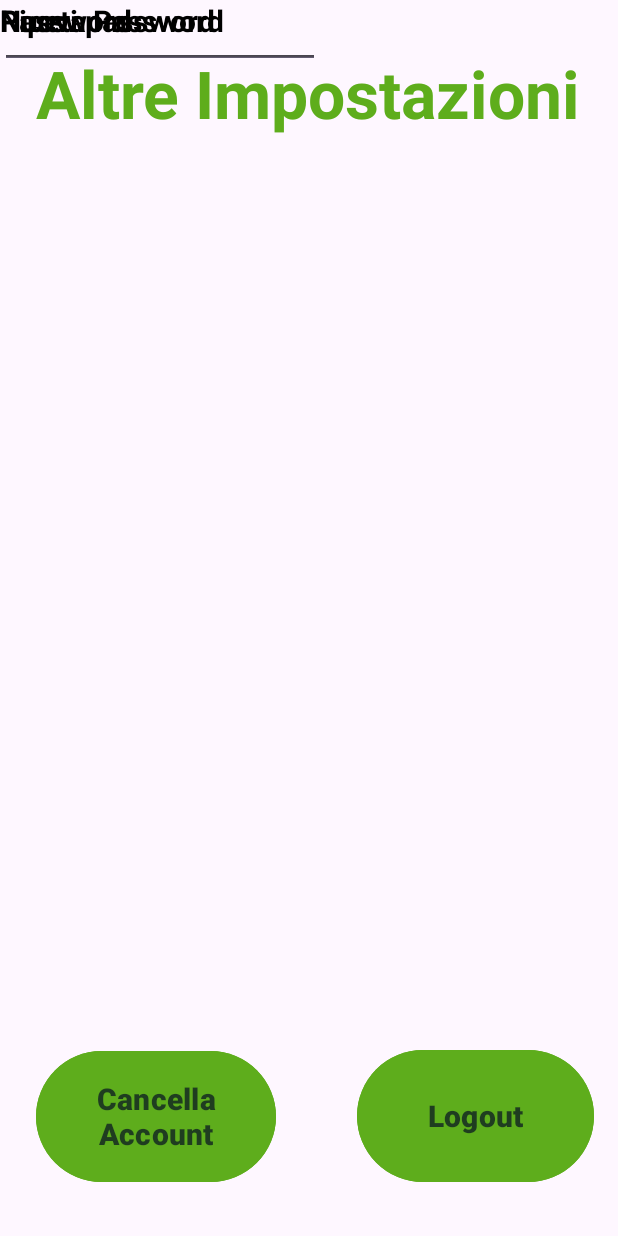
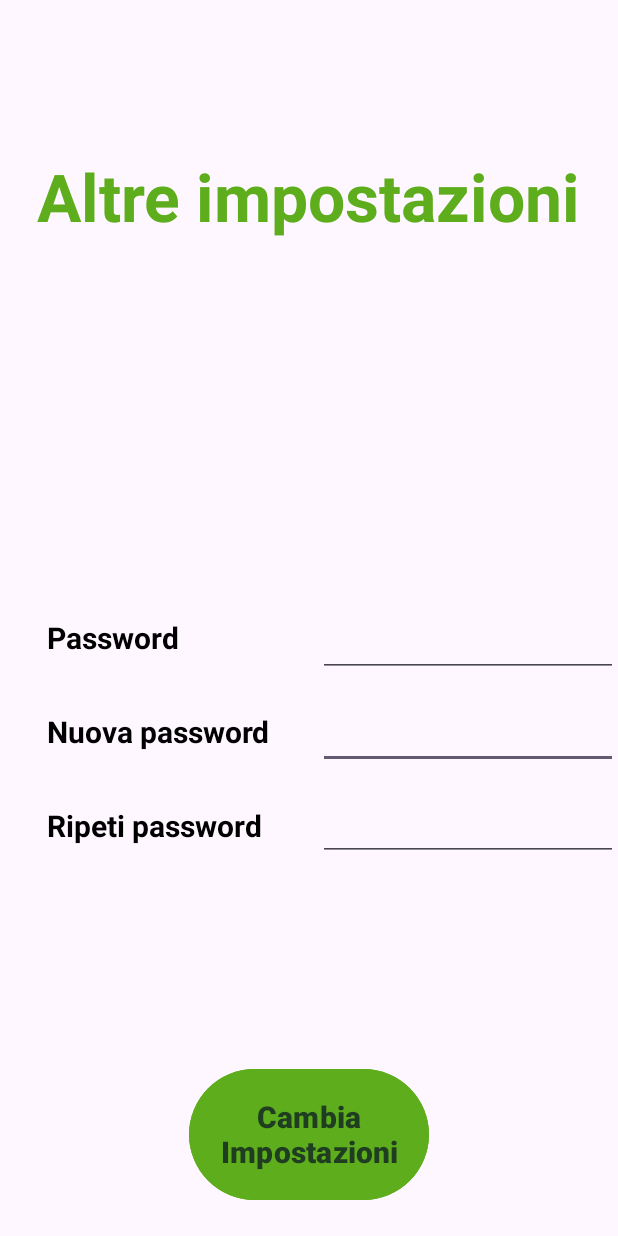
Before and after one commit to LeonardoBoldrin/2030Books, an Android app: the layout fragment_user_settings.xml on its own in the app's theme, with its tools: preview values and no code run, on a phone screen of 412 x 824 dp. Run offline under Robolectric (Android 15) with nearby library versions, the phone set to English and light mode, and no system bars.

Commit message:
leggere descrizione
cose fatte:
collegato schermate userProfile
iniziato definizione utente

cose da fare:
capire funzione di posizione
inserire richiesta permessi di posizione

```diff
--- a/app/src/main/java/com/example/a2030books/BooksGivenFragment.java
+++ b/app/src/main/java/com/example/a2030books/Fragment/BooksGivenFragment.java
@@ -1,4 +1,4 @@
-package com.example.a2030books;
+package com.example.a2030books.Fragment;
 
 import android.os.Bundle;
 import android.view.LayoutInflater;
@@ -11,6 +11,8 @@ import androidx.annotation.NonNull;
 import androidx.fragment.app.Fragment;
 import androidx.recyclerview.widget.LinearLayoutManager;
 
+import com.example.a2030books.DashboardActivity;
+import com.example.a2030books.Fragment.MyBooksFragment;
 import com.example.a2030books.databinding.FragmentBooksGivenBinding;
 import com.google.firebase.auth.FirebaseAuth;
 import com.google.firebase.database.DataSnapshot;
--- a/app/src/main/java/com/example/a2030books/BooksTakenFragment.java
+++ b/app/src/main/java/com/example/a2030books/Fragment/BooksTakenFragment.java
@@ -1,4 +1,4 @@
-package com.example.a2030books;
+package com.example.a2030books.Fragment;
 
 import android.content.Intent;
 import android.os.Bundle;
@@ -9,6 +9,7 @@ import android.view.ViewGroup;
 import androidx.annotation.NonNull;
 import androidx.fragment.app.Fragment;
 
+import com.example.a2030books.DashboardActivity;
 import com.example.a2030books.databinding.FragmentBooksTakenBinding;
 import com.example.a2030books.databinding.FragmentDashboardButtonsBinding;
 
--- a/app/src/main/java/com/example/a2030books/DashboardButtonsFragment.java
+++ b/app/src/main/java/com/example/a2030books/Fragment/DashboardButtonsFragment.java
@@ -1,4 +1,4 @@
-package com.example.a2030books;
+package com.example.a2030books.Fragment;
 
 import static androidx.core.app.ActivityCompat.finishAffinity;
 
@@ -15,6 +15,9 @@ import android.view.View;
 import android.view.ViewGroup;
 import android.widget.Toast;
 
+import com.example.a2030books.AddBookActivity;
+import com.example.a2030books.DashboardActivity;
+import com.example.a2030books.SearchBookActivity;
 import com.example.a2030books.databinding.FragmentDashboardButtonsBinding;
 
 public class DashboardButtonsFragment extends Fragment {
--- a/app/src/main/java/com/example/a2030books/MyBooksFragment.java
+++ b/app/src/main/java/com/example/a2030books/Fragment/MyBooksFragment.java
@@ -1,4 +1,4 @@
-package com.example.a2030books;
+package com.example.a2030books.Fragment;
 
 import android.os.Bundle;
 import android.view.LayoutInflater;
@@ -11,6 +11,9 @@ import androidx.fragment.app.Fragment;
 import androidx.recyclerview.widget.LinearLayoutManager;
 import androidx.activity.OnBackPressedCallback;
 
+import com.example.a2030books.Adapter.BooksAdapter;
+import com.example.a2030books.DashboardActivity;
+import com.example.a2030books.TabelleDB.Book;
 import com.example.a2030books.databinding.FragmentMyBooksBinding;
 import com.google.firebase.auth.FirebaseAuth;
 import com.google.firebase.database.DataSnapshot;
--- a/app/src/main/java/com/example/a2030books/SearchBookActivity.java
+++ b/app/src/main/java/com/example/a2030books/SearchBookActivity.java
@@ -10,6 +10,8 @@ import android.widget.TableRow;
 import android.widget.TextView;
 
 import androidx.appcompat.app.AppCompatActivity;
+
+import com.example.a2030books.TabelleDB.Book;
 import com.example.a2030books.databinding.ActivitySearchBookBinding;
 
 import com.google.firebase.auth.FirebaseAuth;
--- a/app/src/main/java/com/example/a2030books/Book.java
+++ b/app/src/main/java/com/example/a2030books/TabelleDB/Book.java
@@ -1,4 +1,4 @@
-package com.example.a2030books;
+package com.example.a2030books.TabelleDB;
 
 public class Book {
     private String Title;
--- a/app/src/main/res/layout/fragment_user_settings.xml
+++ b/app/src/main/res/layout/fragment_user_settings.xml
@@ -1,6 +1,5 @@
 <?xml version="1.0" encoding="utf-8"?>
-<androidx.constraintlayout.widget.ConstraintLayout
-    xmlns:android="http://schemas.android.com/apk/res/android"
+<androidx.constraintlayout.widget.ConstraintLayout xmlns:android="http://schemas.android.com/apk/res/android"
     xmlns:app="http://schemas.android.com/apk/res-auto"
     xmlns:tools="http://schemas.android.com/tools"
     android:id="@+id/main"
@@ -11,108 +10,97 @@
         android:id="@+id/reg_title2"
         android:layout_width="wrap_content"
         android:layout_height="wrap_content"
-        android:text="Altre Impostazioni"
+        android:text="Altre impostazioni"
         android:textColor="@color/green"
         android:textSize="44sp"
         android:textStyle="bold"
+        android:layout_marginBottom="150dp"
+        app:layout_constraintBottom_toTopOf="@+id/tvPassword_US"
+        app:layout_constraintEnd_toEndOf="parent"
+        app:layout_constraintStart_toStartOf="parent"
+        app:layout_constraintTop_toTopOf="parent" />
+
+    <TextView
+        android:id="@+id/tvPassword_US"
+        android:layout_width="150dp"
+        android:layout_height="wrap_content"
+        android:text="Password"
+        android:textColor="@android:color/black"
+        android:textSize="20sp"
+        android:textStyle="bold"
+        android:layout_marginBottom="35dp"
+        app:layout_constraintBottom_toTopOf="@+id/tvNewPassword_US"
+        app:layout_constraintEnd_toStartOf="@+id/etActualPassword_US"
+        app:layout_constraintStart_toStartOf="parent" />
+
+    <EditText
+        android:id="@+id/etNewPassword_US"
+        android:layout_width="200dp"
+        android:layout_height="wrap_content"
+        android:layout_marginBottom="16dp"
+        android:ems="10"
+        android:inputType="text"
+        app:layout_constraintBottom_toTopOf="@+id/tvPlace"
+        app:layout_constraintEnd_toEndOf="parent" />
+
+    <TextView
+        android:id="@+id/tvNewPassword_US"
+        android:layout_width="150dp"
+        android:layout_height="wrap_content"
+        android:layout_marginBottom="35dp"
+        android:text="Nuova password"
+        android:textColor="@android:color/black"
+        android:textSize="20sp"
+        android:textStyle="bold"
+        app:layout_constraintBottom_toTopOf="@+id/tvStringPlace"
+        app:layout_constraintEnd_toStartOf="@+id/etNewPassword_US"
+        app:layout_constraintStart_toStartOf="parent" />
+
+    <EditText
+        android:id="@+id/etActualPassword_US"
+        android:layout_width="200dp"
+        android:layout_height="wrap_content"
+        android:inputType="text"
+        android:layout_marginBottom="16dp"
+        app:layout_constraintBottom_toTopOf="@+id/etNewPassword_US"
+        app:layout_constraintEnd_toEndOf="parent" />
+
+    <EditText
+        android:id="@+id/tvPlace"
+        android:layout_width="200dp"
+        android:layout_height="wrap_content"
+        android:layout_marginBottom="250dp"
+        android:inputType="text"
         app:layout_constraintBottom_toBottomOf="parent"
-        app:layout_constraintEnd_toEndOf="parent"
-        app:layout_constraintHorizontal_bias="0.496"
-        app:layout_constraintStart_toStartOf="parent"
-        app:layout_constraintTop_toTopOf="parent"
-        app:layout_constraintVertical_bias="0.043" />
+        app:layout_constraintEnd_toEndOf="parent" />
+
+    <TextView
+        android:id="@+id/tvStringPlace"
+        android:layout_width="150dp"
+        android:layout_height="wrap_content"
+        android:layout_marginBottom="260dp"
+        android:text="Ripeti password"
+        android:textColor="@android:color/black"
+        android:textSize="20sp"
+        android:textStyle="bold"
+        app:layout_constraintBottom_toBottomOf="parent"
+        app:layout_constraintEnd_toStartOf="@+id/tvPlace"
+        app:layout_constraintStart_toStartOf="parent" />
 
     <Button
-        android:id="@+id/LogOut_btn"
-        android:layout_width="158dp"
-        android:layout_height="96dp"
-        android:layout_marginBottom="32dp"
+        android:id="@+id/newAcc_btn"
+        android:layout_width="160dp"
+        android:layout_height="95dp"
+        android:layout_marginBottom="20dp"
         android:backgroundTint="@color/green"
         android:padding="18dp"
-        android:text="Logout"
+        android:text="Cambia Impostazioni"
         android:textColor="@color/darkGreen"
         android:textSize="20sp"
         android:textStyle="bold"
         app:layout_constraintBottom_toBottomOf="parent"
         app:layout_constraintEnd_toEndOf="parent"
-        app:layout_constraintHorizontal_bias="0.936"
         app:layout_constraintStart_toStartOf="parent" />
-
-    <Button
-        android:id="@+id/deleteAcc_btn"
-        android:layout_width="160dp"
-        android:layout_height="95dp"
-        android:layout_marginBottom="32dp"
-        android:backgroundTint="@color/green"
-        android:padding="18dp"
-        android:text="Cancella Account"
-        android:textColor="@color/darkGreen"
-        android:textSize="20sp"
-        android:textStyle="bold"
-        app:layout_constraintBottom_toBottomOf="parent"
-        app:layout_constraintEnd_toEndOf="parent"
-        app:layout_constraintHorizontal_bias="0.095"
-        app:layout_constraintStart_toStartOf="parent" />
-
-    <EditText
-        android:id="@+id/NewPassword"
-        android:layout_width="wrap_content"
-        android:layout_height="wrap_content"
-        android:ems="10"
-        android:inputType="text"
-        tools:layout_editor_absoluteX="185dp"
-        tools:layout_editor_absoluteY="317dp" />
-
-    <TextView
-        android:id="@+id/NPW"
-        android:layout_width="150dp"
-        android:layout_height="48dp"
-        android:text="Nuova Password"
-        android:textColor="@android:color/black"
-        android:textSize="20sp"
-        android:textStyle="bold"
-        tools:layout_editor_absoluteX="24dp"
-        tools:layout_editor_absoluteY="314dp" />
-
-    <TextView
-        android:id="@+id/Repeat"
-        android:layout_width="150dp"
-        android:layout_height="wrap_content"
-        android:text="Ripeti password"
-        android:textColor="@android:color/black"
-        android:textSize="20sp"
-        android:textStyle="bold"
-        tools:layout_editor_absoluteX="24dp"
-        tools:layout_editor_absoluteY="397dp" />
-
-    <EditText
-        android:id="@+id/editTextText"
-        android:layout_width="wrap_content"
-        android:layout_height="wrap_content"
-        android:ems="10"
-        android:inputType="text"
-        tools:layout_editor_absoluteX="185dp"
-        tools:layout_editor_absoluteY="389dp" />
-
-    <EditText
-        android:id="@+id/Password"
-        android:layout_width="wrap_content"
-        android:layout_height="wrap_content"
-        android:ems="10"
-        android:inputType="text"
-        tools:layout_editor_absoluteX="185dp"
-        tools:layout_editor_absoluteY="243dp" />
-
-    <TextView
-        android:id="@+id/PW"
-        android:layout_width="97dp"
-        android:layout_height="25dp"
-        android:text="Password"
-        android:textColor="@android:color/black"
-        android:textSize="20sp"
-        android:textStyle="bold"
-        tools:layout_editor_absoluteX="24dp"
-        tools:layout_editor_absoluteY="251dp" />
 
 
 </androidx.constraintlayout.widget.ConstraintLayout>
--- a/app/src/main/res/values/colors.xml
+++ b/app/src/main/res/values/colors.xml
@@ -5,5 +5,6 @@
     <color name="brown">#724D11</color>
     <color name="green">#5EAD1C</color>
     <color name="darkGreen">#1f3d20</color>
+    <color name="red">#FF0000</color>
 
 </resources>
```
Also changed, not shown: app/src/main/java/com/example/a2030books/Adapter/BooksAdapter.java (renamed from app/src/main/java/com/example/a2030books/BooksAdapter.java, +35 -1 lines), app/src/main/java/com/example/a2030books/DashboardActivity.java (+4 -5 lines), app/src/main/java/com/example/a2030books/Fragment/UserProfileFragment.java (renamed from app/src/main/java/com/example/a2030books/UserProfileFragment.java, +9 -1 lines), app/src/main/java/com/example/a2030books/Fragment/UserSettingsFragment.java (added, +38 -0 lines), app/src/main/java/com/example/a2030books/TabelleDB/User.java (added, +37 -0 lines), app/src/main/res/layout/activity_take_book.xml (+14 -14 lines), app/src/main/res/layout/fragment_user_profile.xml (+12 -12 lines), app/src/main/res/layout/single_mybook_info.xml (+19 -0 lines).
